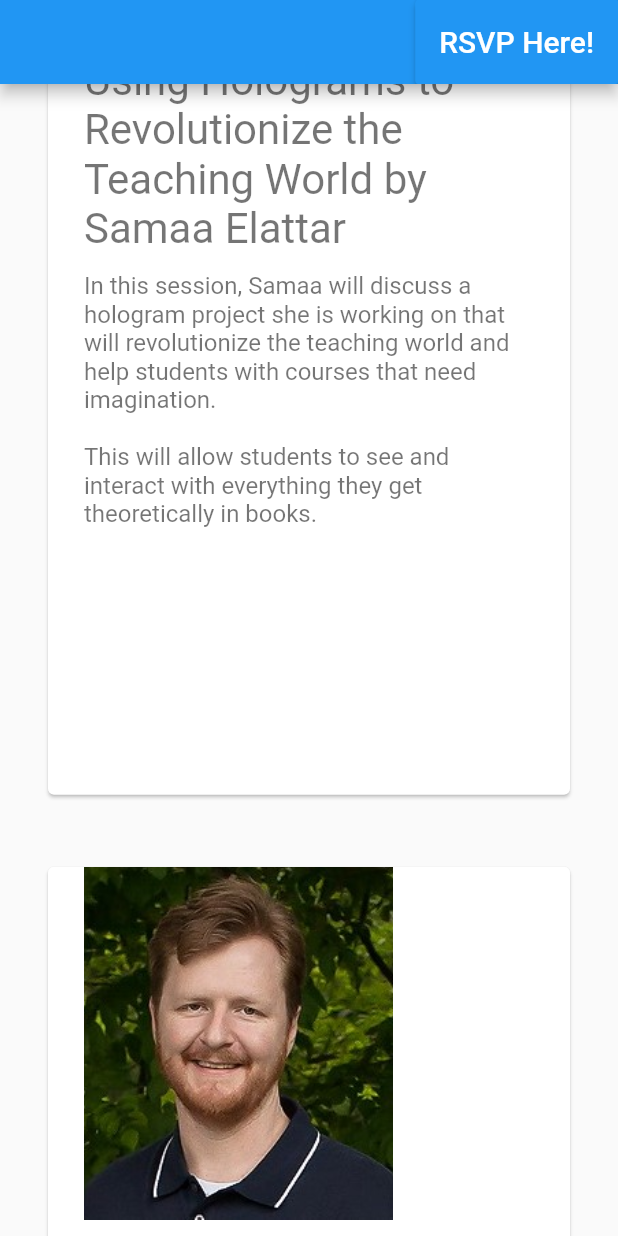
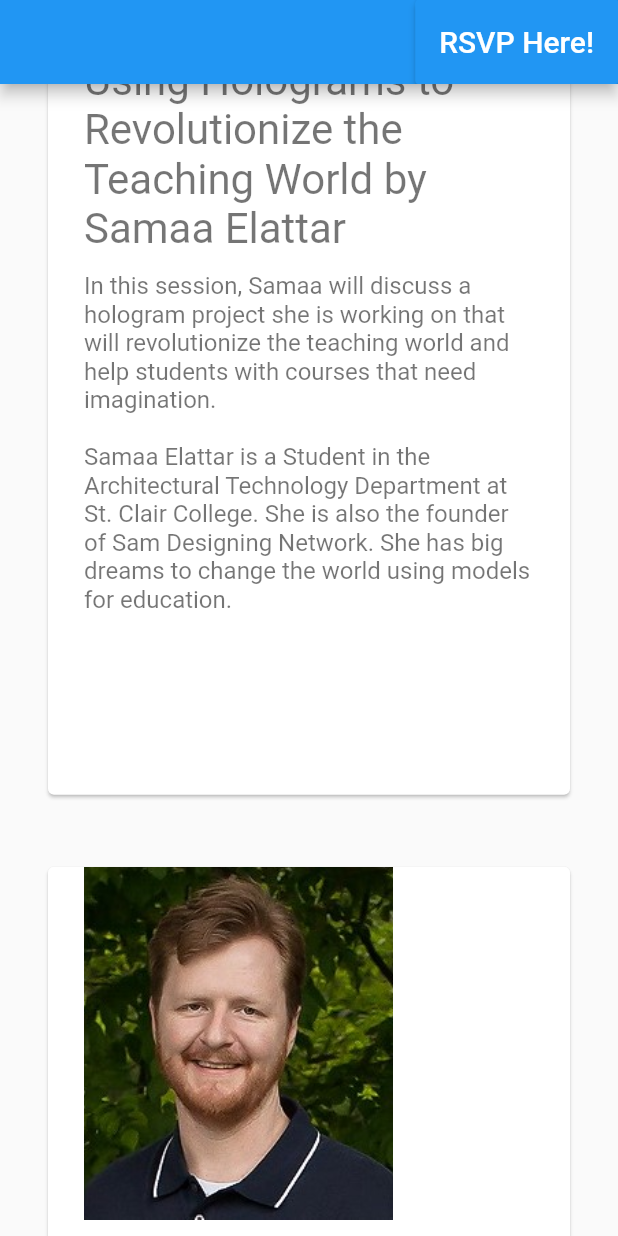
Before and after one commit to donwardpeng/gdg_lightning_talks_site, a Flutter app: the screen it shows after launch, scrolled down 1728 dp, on a phone screen of 412 x 824 dp. Run offline on Flutter 3.47's test engine with Material 2 defaults, Android fonts, the phone set to English and light mode, and no system bars; missing offline and left inert: dart:html.

Commit message:
Added Samaa Elattar photo and bio to the site

```diff
--- a/lib/main.dart
+++ b/lib/main.dart
@@ -36,10 +36,10 @@ class _MyHomePageState extends State<MyHomePage> {
         'In this session Eric will cover what makes PureScript special as a language, an overview of the tooling, and show a couple examples.'),
     Session(
         'Samaa Elattar',
-        '',
-        'assets/female.png',
+        'Samaa Elattar is a Student in the Architectural Technology Department at St. Clair College. She is also the founder of Sam Designing Network. She has big dreams to change the world using models for education.',
+        'assets/sam.jpg',
         'Using Holograms to Revolutionize the Teaching World',
-        'In this session, Samaa will discuss a hologram project she is working on that will revolutionize the teaching world and help students with courses that need imagination. \n\nThis will allow students to see and interact with everything they get theoretically in books.'),
+        'In this session, Samaa will discuss a hologram project she is working on that will revolutionize the teaching world and help students with courses that need imagination.'),
     Session(
         'John Haldeman',
         'John Haldeman is a data security architect who\'s job it is to analyze and build systems to analyze security event data. Outside of work he is interested in doing the same but with open social data for communities across Ontario and Canada. He was awarded the IBM Champion designation for 2013-2019 for his outstanding contributions to the data security community.',
--- a/pubspec.yaml
+++ b/pubspec.yaml
@@ -48,6 +48,7 @@ flutter:
    - assets/karman.jpg
    - assets/female.png
    - assets/gdg_windsor.png
+   - assets/sam.jpg
 
   # An image asset can refer to one or more resolution-specific "variants", see
   # https://flutter.dev/assets-and-images/#resolution-aware.
```
Also changed, not shown: assets/jesse.jpg, assets/sam.jpg (added), 1 other file.
